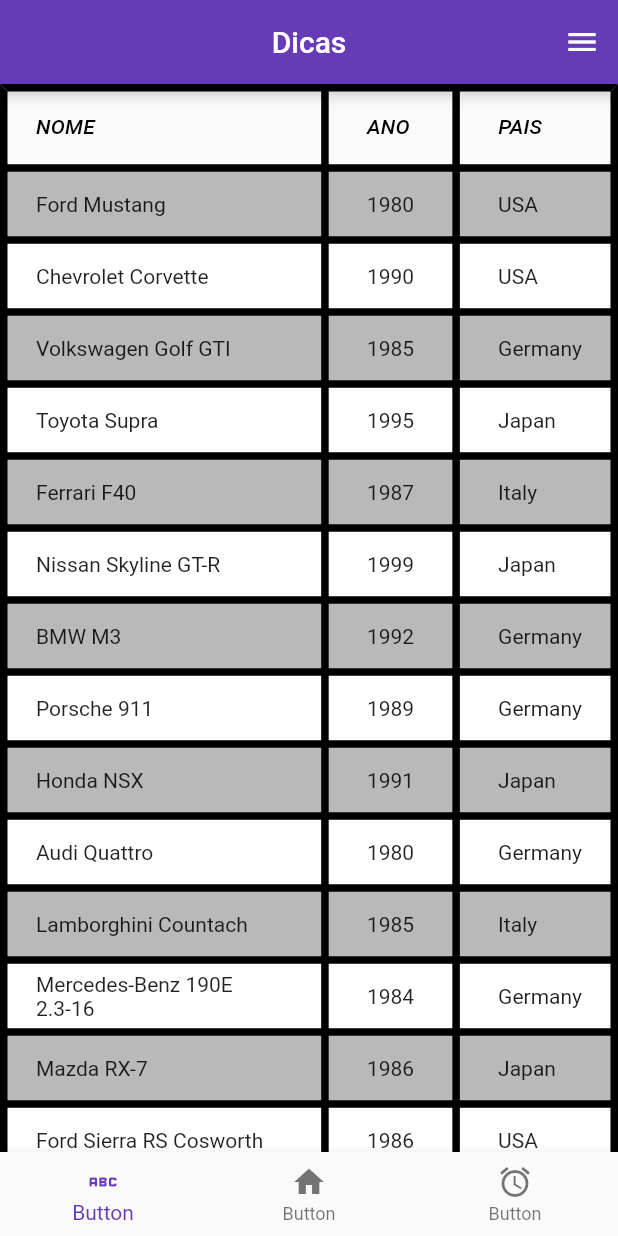
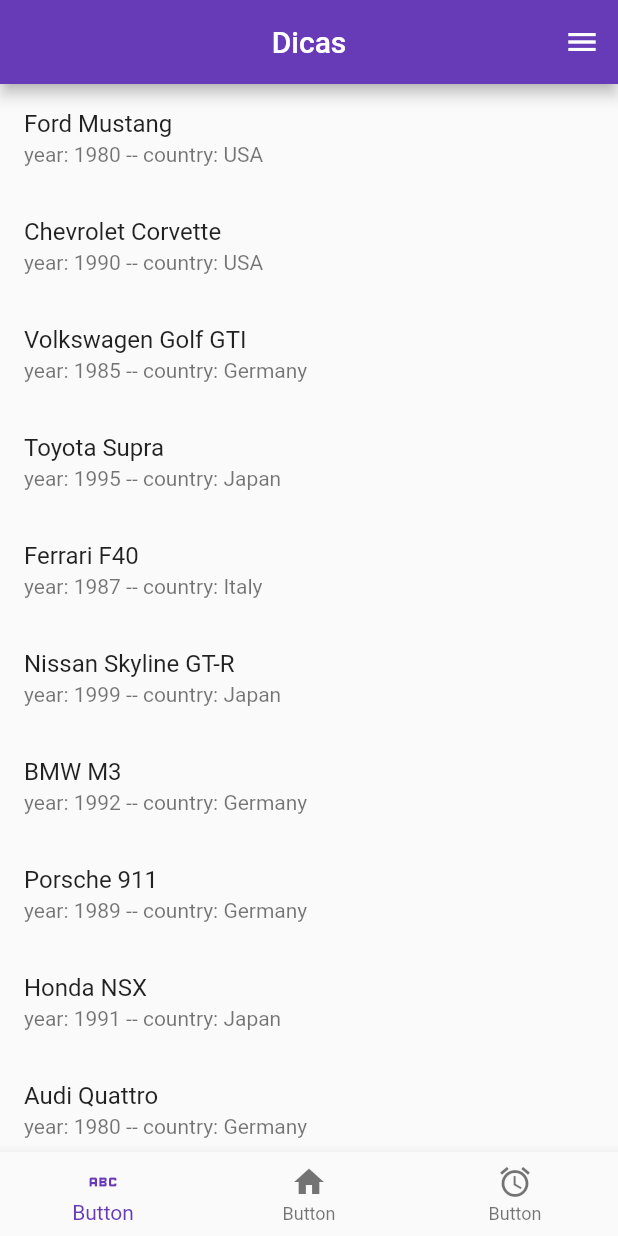
Before and after one commit to StenioEric/POO---UFRN, a Flutter app: the screen it shows after launch, on a phone screen of 412 x 824 dp. Run offline on Flutter 3.47's test engine with Material 2 defaults, Android fonts, the phone set to English and light mode, and no system bars.

Commit message:
Receita 4 finalizada

```diff
--- a/Receita 4/lib/main.dart
+++ b/Receita 4/lib/main.dart
@@ -21,10 +21,9 @@ class MyApp extends StatelessWidget {
         // Define a app bar personalizada
         appBar: CustomAppBar(),
         // Define o corpo da aplicação
-        body: DataBodyWidget(
+        body: MytileWidget(
           objects: dataObjects,
-          columnNames: ["NOME", "ANO", "PAIS"],
-          propertyNames: ["name","year","country"],
+          propertyNames: ['year','country'],
         ),
         // Define a barra de navegação inferior personalizada
         bottomNavigationBar: NewNavBar(icones: const[
@@ -101,6 +100,8 @@ class CustomAppBar extends StatelessWidget implements PreferredSizeWidget {
   Size get preferredSize => Size.fromHeight(kToolbarHeight); // Retorna o tamanho preferido da AppBar
 }
 
+
+
 // Widget da barra de navegação inferior personalizada
 class NewNavBar extends StatelessWidget {
   final List<IconData> icones;
@@ -119,53 +120,56 @@ class NewNavBar extends StatelessWidget {
   }
 }
 
-// Define um widget Flutter que exibe uma tabela de dados
-class DataBodyWidget extends StatelessWidget {
+// // Define um widget Flutter que exibe uma tabela de dados
+// class DataBodyWidget extends StatelessWidget {
 
-  // Lista de objetos que serão exibidos na tabela
-  final List<Map<String, dynamic>> objects;
-  final List columnNames;
-  final List propertyNames;
+//   // Lista de objetos que serão exibidos na tabela
+//   final List<Map<String, dynamic>> objects;
+//   final List columnNames;
+//   final List propertyNames;
 
-  // Construtor da classe DataBodyWidget
-  DataBodyWidget({required this.objects,required this.propertyNames,required this.columnNames});
+//   // Construtor da classe DataBodyWidget
+//   DataBodyWidget({required this.objects,required this.propertyNames,required this.columnNames});
 
-  // Método obrigatório que constrói a interface do widget
-  @override
-  Widget build(BuildContext context) {
-    return Center(
-      child: SingleChildScrollView(
-        scrollDirection: Axis.vertical,
-        child: DataTable(
-          // Altera o tamanho das bordas(linhas da tabela)
-          border: TableBorder.all(width: 5.0),
-          columns: columnNames.map(
-            (name) => DataColumn(
-              label: Text(name, style: const TextStyle(fontStyle: FontStyle.italic))
-            )).toList(),
+//   // Método obrigatório que constrói a interface do widget
+//   @override
+//   Widget build(BuildContext context) {
+//     return Center(
+//       child: SingleChildScrollView(
+//         scrollDirection: Axis.vertical,
+//         child: DataTable(
+//           // Altera o tamanho das bordas(linhas da tabela)
+//           border: TableBorder.all(width: 5.0),
+//           columns: columnNames.map(
+//             (name) => DataColumn(
+//               label: Text(name, style: const TextStyle(fontStyle: FontStyle.italic))
+//             )).toList(),
 
-          rows: objects.asMap().entries.map((entry){
-            final index = entry.key;
-            final obj = entry.value;
-            return DataRow(
-              color: MaterialStateProperty.resolveWith<Color>(
-                (Set<MaterialState> states) {
-                  // Alternar as cores entre as linhas
-                  if (index % 2 == 0) return Colors.grey.withOpacity(0.7);
-                  return Theme.of(context).colorScheme.surface;
-                }
-              ),
-              cells: propertyNames
-              .map((propName) => DataCell(
-                Text(obj[propName]))
-              ).toList(),
-            );
-          }).toList(),
-        ),
-      ),
-    );
-  }
-}
+//           rows: objects.asMap().entries.map((entry){
+//             final index = entry.key;
+//             final obj = entry.value;
+//             return DataRow(
+//               color: MaterialStateProperty.resolveWith<Color>(
+//                 (Set<MaterialState> states) {
+//                   // Alternar as cores entre as linhas
+//                   if (index % 2 == 0) return Colors.grey.withOpacity(0.7);
+//                   return Theme.of(context).colorScheme.surface;
+//                 }
+//               ),
+//               cells: propertyNames
+//               .map((propName) => DataCell(
+//                 Text(obj[propName]))
+//               ).toList(),
+//             );
+//           }).toList(),
+//         ),
+//       ),
+//     );
+//   }
+// }
+
+
+
 // Lista de objetos que serão exibidos na tabela
 var dataObjects = [
   {"name": "Ford Mustang", "year": "1980", "country": "USA"},
@@ -184,3 +188,31 @@ var dataObjects = [
   {"name": "Ford Sierra RS Cosworth", "year": "1986", "country": "USA"},
   {"name": "Buick Grand National", "year": "1987", "country": "USA"},
 ];
+
+
+
+// Define um widget Flutter que exibe uma tabela de dados
+class MytileWidget extends StatelessWidget {
+  // Lista de objetos que serão exibidos na tabela
+  final List objects;
+  final List propertyNames;
+  // Construtor da classe MytileWidget
+  MytileWidget({required this.objects, required this.propertyNames});
+  @override
+  Widget build(BuildContext context) {
+    return ListView.builder(
+      scrollDirection: Axis.vertical,
+      itemCount: objects.length,
+      itemBuilder: (context, int index) {
+        final obj = objects[index];
+        return ListTile(
+          title: Text(obj["name"]),
+          subtitle: Text("${propertyNames[0]}: ${obj["year"]} -- country: ${obj["country"]}"),
+          onTap: () {
+            print("Tapped on ${obj["name"]}");
+          },
+        );
+      },
+    );
+  }
+}
```
